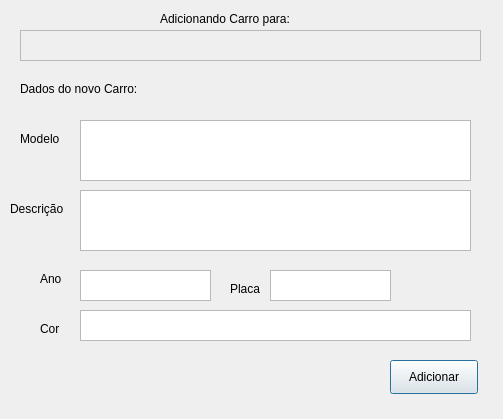
This is addclientcar.ui in bedi1982/Oficina as Qt 5 draws it before an edit. The edited form follows.
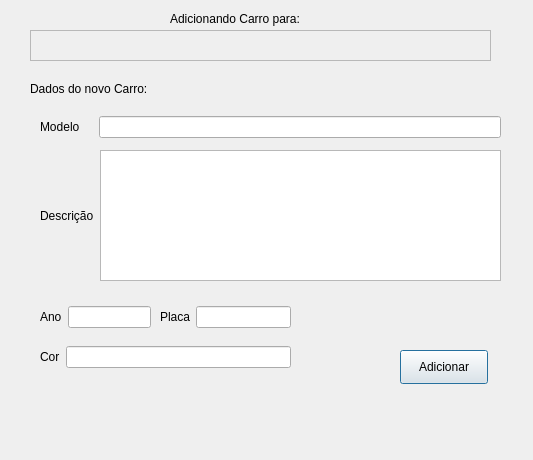
This is the edited form.

Patch:
```diff
--- a/addclientcar.ui
+++ b/addclientcar.ui
@@ -6,138 +6,20 @@
    <rect>
     <x>0</x>
     <y>0</y>
-    <width>503</width>
-    <height>419</height>
+    <width>533</width>
+    <height>460</height>
    </rect>
   </property>
   <property name="windowTitle">
    <string>Dialog</string>
   </property>
-  <widget class="QLabel" name="lbl_Modelo">
-   <property name="geometry">
-    <rect>
-     <x>20</x>
-     <y>130</y>
-     <width>59</width>
-     <height>18</height>
-    </rect>
-   </property>
-   <property name="text">
-    <string>Modelo</string>
-   </property>
-  </widget>
-  <widget class="QTextEdit" name="txt_AnoCarro">
-   <property name="geometry">
-    <rect>
-     <x>80</x>
-     <y>270</y>
-     <width>131</width>
-     <height>31</height>
-    </rect>
-   </property>
-  </widget>
-  <widget class="QLabel" name="lbl_Cor">
-   <property name="geometry">
-    <rect>
-     <x>40</x>
-     <y>320</y>
-     <width>59</width>
-     <height>18</height>
-    </rect>
-   </property>
-   <property name="text">
-    <string>Cor</string>
-   </property>
-  </widget>
-  <widget class="QLabel" name="lbl_AnoCarro">
-   <property name="geometry">
-    <rect>
-     <x>40</x>
-     <y>270</y>
-     <width>59</width>
-     <height>18</height>
-    </rect>
-   </property>
-   <property name="text">
-    <string>Ano</string>
-   </property>
-  </widget>
-  <widget class="QLabel" name="lbl_PlacaCarro">
-   <property name="geometry">
-    <rect>
-     <x>230</x>
-     <y>280</y>
-     <width>59</width>
-     <height>18</height>
-    </rect>
-   </property>
-   <property name="text">
-    <string>Placa</string>
-   </property>
-  </widget>
-  <widget class="QTextEdit" name="txt_PlacaCarro_">
-   <property name="geometry">
-    <rect>
-     <x>270</x>
-     <y>270</y>
-     <width>121</width>
-     <height>31</height>
-    </rect>
-   </property>
-  </widget>
-  <widget class="QLabel" name="lbl_Carro">
-   <property name="geometry">
-    <rect>
-     <x>10</x>
-     <y>200</y>
-     <width>59</width>
-     <height>18</height>
-    </rect>
-   </property>
-   <property name="text">
-    <string>Descrição</string>
-   </property>
-  </widget>
-  <widget class="QTextEdit" name="txt_CordoCarro">
-   <property name="geometry">
-    <rect>
-     <x>80</x>
-     <y>310</y>
-     <width>391</width>
-     <height>31</height>
-    </rect>
-   </property>
-  </widget>
-  <widget class="QTextEdit" name="txt_carDescription">
-   <property name="geometry">
-    <rect>
-     <x>80</x>
-     <y>190</y>
-     <width>391</width>
-     <height>61</height>
-    </rect>
-   </property>
-  </widget>
-  <widget class="QTextEdit" name="txt_ModeloCarro">
-   <property name="enabled">
-    <bool>true</bool>
-   </property>
-   <property name="geometry">
-    <rect>
-     <x>80</x>
-     <y>120</y>
-     <width>391</width>
-     <height>61</height>
-    </rect>
-   </property>
-  </widget>
-  <widget class="QTextEdit" name="txt_NomeCliente">
+  <widget class="QTextEdit" name="txt_ClientName">
    <property name="enabled">
     <bool>false</bool>
    </property>
    <property name="geometry">
     <rect>
-     <x>20</x>
+     <x>30</x>
      <y>30</y>
      <width>461</width>
      <height>31</height>
@@ -147,7 +29,7 @@
   <widget class="QLabel" name="lbl_Cliente">
    <property name="geometry">
     <rect>
-     <x>160</x>
+     <x>170</x>
      <y>10</y>
      <width>161</width>
      <height>18</height>
@@ -160,7 +42,7 @@
   <widget class="QLabel" name="lbl_dadoscarroNovo">
    <property name="geometry">
     <rect>
-     <x>20</x>
+     <x>30</x>
      <y>80</y>
      <width>161</width>
      <height>18</height>
@@ -170,24 +52,11 @@
     <string>Dados do novo Carro:</string>
    </property>
   </widget>
-  <widget class="QLabel" name="lbl_Feedback">
-   <property name="geometry">
-    <rect>
-     <x>20</x>
-     <y>360</y>
-     <width>261</width>
-     <height>18</height>
-    </rect>
-   </property>
-   <property name="text">
-    <string/>
-   </property>
-  </widget>
   <widget class="QLabel" name="lbl_Emoticon">
    <property name="geometry">
     <rect>
-     <x>290</x>
-     <y>350</y>
+     <x>310</x>
+     <y>320</y>
      <width>91</width>
      <height>51</height>
     </rect>
@@ -199,8 +68,8 @@
   <widget class="QPushButton" name="btn_Adcionar">
    <property name="geometry">
     <rect>
-     <x>390</x>
-     <y>360</y>
+     <x>400</x>
+     <y>350</y>
      <width>88</width>
      <height>34</height>
     </rect>
@@ -209,6 +78,179 @@
     <string>Adicionar</string>
    </property>
   </widget>
+  <widget class="QLabel" name="lbl_Feedback">
+   <property name="geometry">
+    <rect>
+     <x>40</x>
+     <y>390</y>
+     <width>461</width>
+     <height>18</height>
+    </rect>
+   </property>
+   <property name="text">
+    <string/>
+   </property>
+  </widget>
+  <widget class="QWidget" name="">
+   <property name="geometry">
+    <rect>
+     <x>40</x>
+     <y>110</y>
+     <width>461</width>
+     <height>34</height>
+    </rect>
+   </property>
+   <layout class="QHBoxLayout" name="horizontalLayout">
+    <item>
+     <widget class="QLabel" name="lbl_Model">
+      <property name="text">
+       <string>Modelo    </string>
+      </property>
+     </widget>
+    </item>
+    <item>
+     <widget class="QLineEdit" name="txt_Model">
+      <property name="inputMethodHints">
+       <set>Qt::ImhNone</set>
+      </property>
+      <property name="text">
+       <string/>
+      </property>
+      <property name="maxLength">
+       <number>50</number>
+      </property>
+      <property name="alignment">
+       <set>Qt::AlignLeading|Qt::AlignLeft|Qt::AlignTop</set>
+      </property>
+      <property name="placeholderText">
+       <string/>
+      </property>
+     </widget>
+    </item>
+   </layout>
+  </widget>
+  <widget class="QWidget" name="">
+   <property name="geometry">
+    <rect>
+     <x>40</x>
+     <y>150</y>
+     <width>461</width>
+     <height>131</height>
+    </rect>
+   </property>
+   <layout class="QHBoxLayout" name="horizontalLayout_2">
+    <item>
+     <widget class="QLabel" name="lbl_Description">
+      <property name="text">
+       <string>Descrição</string>
+      </property>
+     </widget>
+    </item>
+    <item>
+     <widget class="QPlainTextEdit" name="txtPlain_Description">
+      <property name="plainText">
+       <string/>
+      </property>
+      <property name="placeholderText">
+       <string>Máximo 300 letras.</string>
+      </property>
+     </widget>
+    </item>
+   </layout>
+  </widget>
+  <widget class="QWidget" name="">
+   <property name="geometry">
+    <rect>
+     <x>40</x>
+     <y>300</y>
+     <width>111</width>
+     <height>34</height>
+    </rect>
+   </property>
+   <layout class="QHBoxLayout" name="horizontalLayout_3">
+    <item>
+     <widget class="QLabel" name="lbl_CarYear">
+      <property name="text">
+       <string>Ano</string>
+      </property>
+     </widget>
+    </item>
+    <item>
+     <widget class="QLineEdit" name="txt_Year">
+      <property name="inputMethodHints">
+       <set>Qt::ImhNone</set>
+      </property>
+      <property name="inputMask">
+       <string>9999</string>
+      </property>
+      <property name="text">
+       <string/>
+      </property>
+      <property name="maxLength">
+       <number>4</number>
+      </property>
+     </widget>
+    </item>
+   </layout>
+  </widget>
+  <widget class="QWidget" name="">
+   <property name="geometry">
+    <rect>
+     <x>160</x>
+     <y>300</y>
+     <width>131</width>
+     <height>34</height>
+    </rect>
+   </property>
+   <layout class="QHBoxLayout" name="horizontalLayout_4">
+    <item>
+     <widget class="QLabel" name="lbl_PlacaCarro">
+      <property name="text">
+       <string>Placa</string>
+      </property>
+     </widget>
+    </item>
+    <item>
+     <widget class="QLineEdit" name="txt_Placa">
+      <property name="text">
+       <string/>
+      </property>
+      <property name="maxLength">
+       <number>10</number>
+      </property>
+     </widget>
+    </item>
+   </layout>
+  </widget>
+  <widget class="QWidget" name="">
+   <property name="geometry">
+    <rect>
+     <x>40</x>
+     <y>340</y>
+     <width>251</width>
+     <height>34</height>
+    </rect>
+   </property>
+   <layout class="QHBoxLayout" name="horizontalLayout_5">
+    <item>
+     <widget class="QLabel" name="lbl_CarColor">
+      <property name="text">
+       <string>Cor</string>
+      </property>
+     </widget>
+    </item>
+    <item>
+     <widget class="QLineEdit" name="txt_Color">
+      <property name="text">
+       <string/>
+      </property>
+      <property name="maxLength">
+       <number>26</number>
+      </property>
+     </widget>
+    </item>
+   </layout>
+  </widget>
  </widget>
  <resources/>
  <connections/>
```
Left out of the diff: 6 changed lines with no effect on the pictures.
